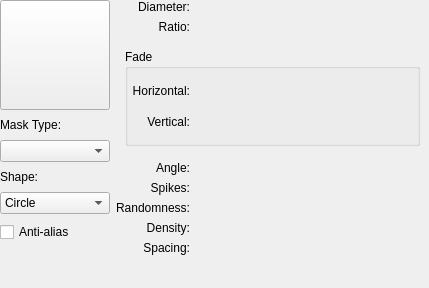
KDE/krita, file plugins/paintops/libpaintop/forms/wdgautobrush.ui: the form before one commit.
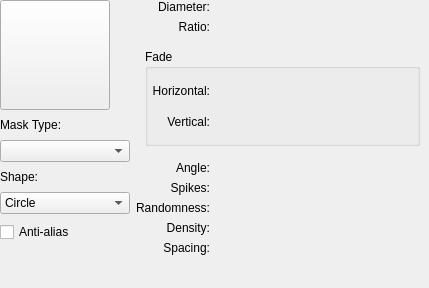
The form after the commit. Custom widgets are drawn as their Qt base class.

Commit message: Change the brush preset widgets to use KisAngleSelector

```diff
--- a/plugins/paintops/libpaintop/forms/wdgautobrush.ui
+++ b/plugins/paintops/libpaintop/forms/wdgautobrush.ui
@@ -16,7 +16,7 @@
     <height>0</height>
    </size>
   </property>
-  <layout class="QGridLayout" name="gridLayout_3" columnstretch="0,1">
+  <layout class="QGridLayout" name="gridLayout_3" columnstretch="0,0">
    <property name="leftMargin">
     <number>0</number>
    </property>
@@ -144,7 +144,53 @@
     </spacer>
    </item>
    <item row="0" column="1">
-    <layout class="QGridLayout" name="gridLayout_2" columnstretch="0,0,1">
+    <layout class="QGridLayout" name="gridLayout_2" columnstretch="0,0,0">
+     <item row="7" column="0">
+      <widget class="QLabel" name="lblDensity">
+       <property name="text">
+        <string>Density:</string>
+       </property>
+       <property name="alignment">
+        <set>Qt::AlignRight|Qt::AlignTrailing|Qt::AlignVCenter</set>
+       </property>
+      </widget>
+     </item>
+     <item row="1" column="0">
+      <widget class="QLabel" name="lblRatio">
+       <property name="text">
+        <string>Ratio:</string>
+       </property>
+       <property name="alignment">
+        <set>Qt::AlignRight|Qt::AlignTrailing|Qt::AlignVCenter</set>
+       </property>
+      </widget>
+     </item>
+     <item row="8" column="0">
+      <widget class="QLabel" name="lblSpacing">
+       <property name="text">
+        <string>Spacing:</string>
+       </property>
+       <property name="alignment">
+        <set>Qt::AlignRight|Qt::AlignTrailing|Qt::AlignVCenter</set>
+       </property>
+      </widget>
+     </item>
+     <item row="5" column="0">
+      <widget class="QLabel" name="lblSpikes">
+       <property name="text">
+        <string>Spikes:</string>
+       </property>
+       <property name="alignment">
+        <set>Qt::AlignRight|Qt::AlignTrailing|Qt::AlignVCenter</set>
+       </property>
+      </widget>
+     </item>
+     <item row="7" column="1" colspan="2">
+      <widget class="KisDoubleSliderSpinBox" name="density" native="true"/>
+     </item>
+     <item row="8" column="1" colspan="2">
+      <widget class="KisSpacingSelectionWidget" name="spacingWidget" native="true"/>
+     </item>
      <item row="0" column="1" colspan="2">
       <widget class="KisDoubleSliderSpinBox" name="inputRadius" native="true">
        <property name="minimumSize">
@@ -155,6 +201,9 @@
        </property>
       </widget>
      </item>
+     <item row="6" column="1" colspan="2">
+      <widget class="KisDoubleSliderSpinBox" name="inputRandomness" native="true"/>
+     </item>
      <item row="3" column="0">
       <widget class="QLabel" name="lblAngle">
        <property name="text">
@@ -175,19 +224,19 @@
        </property>
       </widget>
      </item>
-     <item row="1" column="0">
-      <widget class="QLabel" name="lblRatio">
-       <property name="text">
-        <string>Ratio:</string>
-       </property>
-       <property name="alignment">
-        <set>Qt::AlignRight|Qt::AlignTrailing|Qt::AlignVCenter</set>
-       </property>
-      </widget>
-     </item>
      <item row="1" column="1" colspan="2">
       <widget class="KisDoubleSliderSpinBox" name="inputRatio" native="true"/>
      </item>
+     <item row="6" column="0">
+      <widget class="QLabel" name="lblRandomness">
+       <property name="text">
+        <string>Randomness:</string>
+       </property>
+       <property name="alignment">
+        <set>Qt::AlignRight|Qt::AlignTrailing|Qt::AlignVCenter</set>
+       </property>
+      </widget>
+     </item>
      <item row="2" column="0" colspan="3">
       <widget class="QStackedWidget" name="stackedWidget">
        <property name="sizePolicy">
@@ -332,67 +381,32 @@
        </widget>
       </widget>
      </item>
-     <item row="5" column="0">
-      <widget class="QLabel" name="lblRandomness">
-       <property name="text">
-        <string>Randomness:</string>
-       </property>
-       <property name="alignment">
-        <set>Qt::AlignRight|Qt::AlignTrailing|Qt::AlignVCenter</set>
-       </property>
-      </widget>
-     </item>
-     <item row="4" column="0">
-      <widget class="QLabel" name="lblSpikes">
-       <property name="text">
-        <string>Spikes:</string>
-       </property>
-       <property name="alignment">
-        <set>Qt::AlignRight|Qt::AlignTrailing|Qt::AlignVCenter</set>
-       </property>
-      </widget>
-     </item>
-     <item row="3" column="1" colspan="2">
-      <widget class="KisSliderSpinBox" name="inputAngle" native="true">
-       <property name="minimumSize">
-        <size>
-         <width>200</width>
-         <height>0</height>
-        </size>
-       </property>
-      </widget>
-     </item>
-     <item row="4" column="1" colspan="2">
-      <widget class="KisSliderSpinBox" name="inputSpikes" native="true"/>
-     </item>
-     <item row="6" column="1" colspan="2">
-      <widget class="KisDoubleSliderSpinBox" name="density" native="true"/>
-     </item>
      <item row="5" column="1" colspan="2">
-      <widget class="KisDoubleSliderSpinBox" name="inputRandomness" native="true"/>
+      <widget class="KisSliderSpinBox" name="inputSpikes" native="true"/>
      </item>
-     <item row="6" column="0">
-      <widget class="QLabel" name="lblDensity">
-       <property name="text">
-        <string>Density:</string>
+     <item row="3" column="1">
+      <layout class="QHBoxLayout" name="horizontalLayout_3">
+       <property name="spacing">
+        <number>0</number>
        </property>
-       <property name="alignment">
-        <set>Qt::AlignRight|Qt::AlignTrailing|Qt::AlignVCenter</set>
-       </property>
-      </widget>
-     </item>
-     <item row="7" column="1" colspan="2">
-      <widget class="KisSpacingSelectionWidget" name="spacingWidget" native="true"/>
-     </item>
-     <item row="7" column="0">
-      <widget class="QLabel" name="lblSpacing">
-       <property name="text">
-        <string>Spacing:</string>
-       </property>
-       <property name="alignment">
-        <set>Qt::AlignRight|Qt::AlignTrailing|Qt::AlignVCenter</set>
-       </property>
-      </widget>
+       <item>
+        <widget class="KisAngleSelector" name="inputAngle" native="true">
+         <property name="minimumSize">
+          <size>
+           <width>200</width>
+           <height>0</height>
+          </size>
+         </property>
+        </widget>
+       </item>
+       <item>
+        <spacer name="horizontalSpacer_2">
+         <property name="orientation">
+          <enum>Qt::Horizontal</enum>
+         </property>
+        </spacer>
+       </item>
+      </layout>
      </item>
     </layout>
    </item>
@@ -429,6 +443,12 @@
    <header>kis_spacing_selection_widget.h</header>
    <container>1</container>
   </customwidget>
+  <customwidget>
+   <class>KisAngleSelector</class>
+   <extends>QWidget</extends>
+   <header location="global">KisAngleSelector.h</header>
+   <container>1</container>
+  </customwidget>
  </customwidgets>
  <resources/>
  <connections/>
```
Left out of the diff: 32 changed lines with no effect on the pictures. The commit also changes 11 other files.
